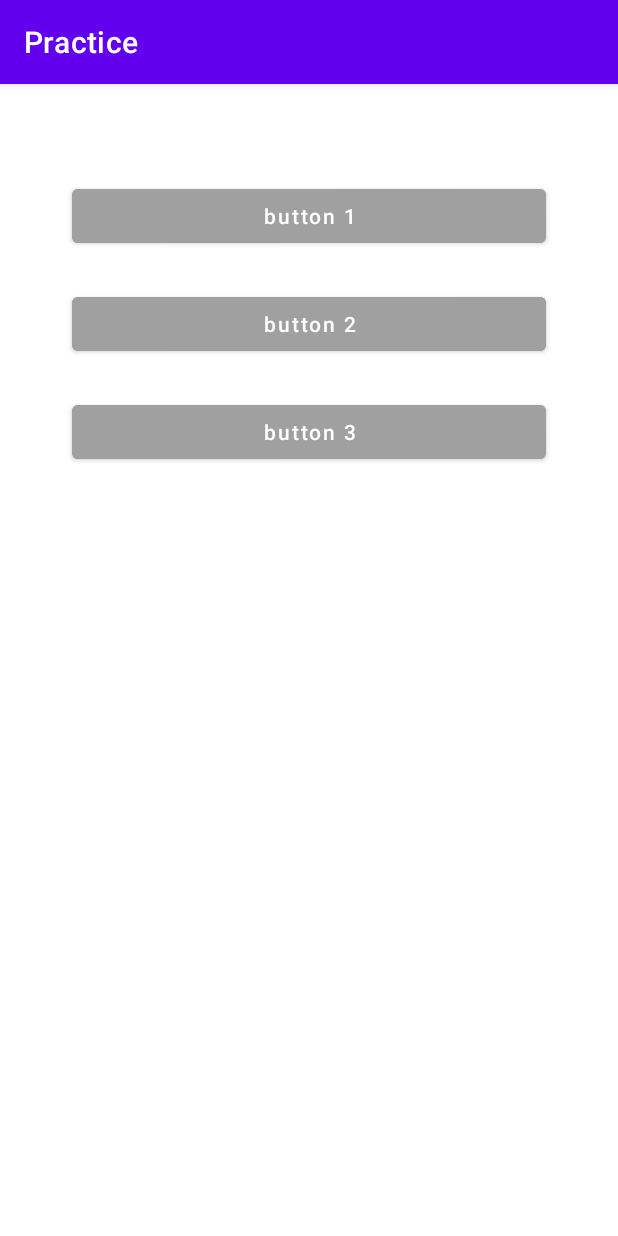
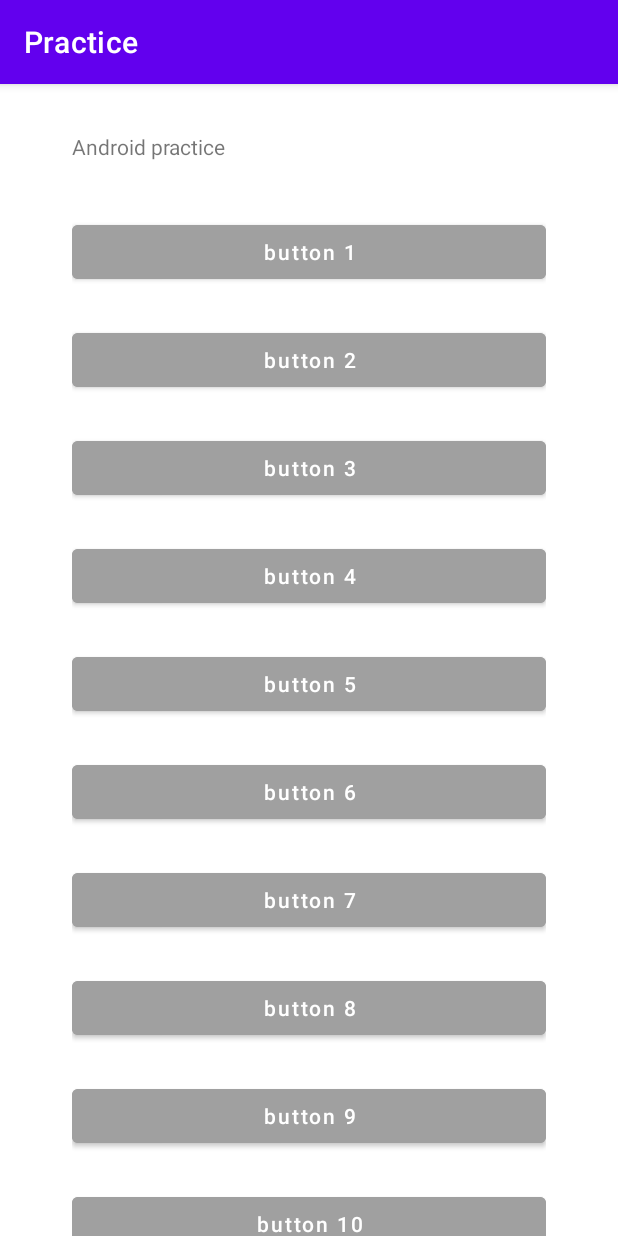
Before and after one commit to twc-android-bootcamp/Practice, an Android app: the screen it shows after launch (MainActivity), on a phone screen of 412 x 824 dp. Run offline under Robolectric (Android 15) with nearby library versions, the phone set to English and light mode, and no system bars.

Commit message:
frame-layout

```diff
--- a/app/src/main/res/layout/activity_main.xml
+++ b/app/src/main/res/layout/activity_main.xml
@@ -1,44 +1,121 @@
 <?xml version="1.0" encoding="utf-8"?>
-<LinearLayout xmlns:android="http://schemas.android.com/apk/res/android"
+<FrameLayout xmlns:android="http://schemas.android.com/apk/res/android"
     xmlns:tools="http://schemas.android.com/tools"
     android:layout_width="match_parent"
     android:layout_height="match_parent"
-    android:orientation="vertical"
     tools:context=".MainActivity">
+
+    <TextView
+        android:layout_width="wrap_content"
+        android:layout_height="wrap_content"
+        android:layout_marginStart="@dimen/margin_48"
+        android:layout_marginTop="@dimen/margin_32"
+        android:text="@string/android_practice" />
+
+    <ScrollView
+        android:layout_width="match_parent"
+        android:layout_height="match_parent"
+        android:layout_marginTop="@dimen/margin_64"
+        android:overScrollMode="never"
+        android:scrollbars="none">
+
+        <LinearLayout
+            android:layout_width="match_parent"
+            android:layout_height="wrap_content"
+            android:layout_marginStart="@dimen/margin_48"
+            android:layout_marginEnd="@dimen/margin_48"
+            android:orientation="vertical">
 
             <Button
                 android:id="@+id/button_1"
                 android:layout_width="match_parent"
                 android:layout_height="wrap_content"
+                android:layout_marginTop="@dimen/margin_24"
+                android:backgroundTint="@color/gray"
                 android:text="@string/button_1"
-        android:textAllCaps="false"
-        android:backgroundTint="@color/gray"
-        android:layout_marginTop="@dimen/margin_64"
-        android:layout_marginStart="@dimen/margin_48"
-        android:layout_marginEnd="@dimen/margin_48"
-        />
+                android:textAllCaps="false" />
 
             <Button
                 android:id="@+id/button_2"
                 android:layout_width="match_parent"
                 android:layout_height="wrap_content"
+                android:layout_marginTop="@dimen/margin_24"
+                android:backgroundTint="@color/gray"
                 android:text="@string/button_2"
-        android:textAllCaps="false"
-        android:backgroundTint="@color/gray"
-        android:layout_marginTop="@dimen/margin_24"
-        android:layout_marginStart="@dimen/margin_48"
-        android:layout_marginEnd="@dimen/margin_48"
-        />
+                android:textAllCaps="false" />
 
             <Button
                 android:id="@+id/button_3"
                 android:layout_width="match_parent"
                 android:layout_height="wrap_content"
+                android:layout_marginTop="@dimen/margin_24"
+                android:backgroundTint="@color/gray"
                 android:text="@string/button_3"
-        android:textAllCaps="false"
+                android:textAllCaps="false" />
+
+            <Button
+                android:id="@+id/button_4"
+                android:layout_width="match_parent"
+                android:layout_height="wrap_content"
+                android:layout_marginTop="@dimen/margin_24"
                 android:backgroundTint="@color/gray"
+                android:text="@string/button_4"
+                android:textAllCaps="false" />
+
+            <Button
+                android:id="@+id/button_5"
+                android:layout_width="match_parent"
+                android:layout_height="wrap_content"
                 android:layout_marginTop="@dimen/margin_24"
-        android:layout_marginStart="@dimen/margin_48"
-        android:layout_marginEnd="@dimen/margin_48"
-        />
+                android:backgroundTint="@color/gray"
+                android:text="@string/button_5"
+                android:textAllCaps="false" />
+
+            <Button
+                android:id="@+id/button_6"
+                android:layout_width="match_parent"
+                android:layout_height="wrap_content"
+                android:layout_marginTop="@dimen/margin_24"
+                android:backgroundTint="@color/gray"
+                android:text="@string/button_6"
+                android:textAllCaps="false" />
+
+            <Button
+                android:id="@+id/button_7"
+                android:layout_width="match_parent"
+                android:layout_height="wrap_content"
+                android:layout_marginTop="@dimen/margin_24"
+                android:backgroundTint="@color/gray"
+                android:text="@string/button_7"
+                android:textAllCaps="false" />
+
+            <Button
+                android:id="@+id/button_8"
+                android:layout_width="match_parent"
+                android:layout_height="wrap_content"
+                android:layout_marginTop="@dimen/margin_24"
+                android:backgroundTint="@color/gray"
+                android:text="@string/button_8"
+                android:textAllCaps="false" />
+
+            <Button
+                android:id="@+id/button_9"
+                android:layout_width="match_parent"
+                android:layout_height="wrap_content"
+                android:layout_marginTop="@dimen/margin_24"
+                android:backgroundTint="@color/gray"
+                android:text="@string/button_9"
+                android:textAllCaps="false" />
+
+            <Button
+                android:id="@+id/button_10"
+                android:layout_width="match_parent"
+                android:layout_height="wrap_content"
+                android:layout_marginTop="@dimen/margin_24"
+                android:backgroundTint="@color/gray"
+                android:text="@string/button_10"
+                android:textAllCaps="false" />
         </LinearLayout>
+    </ScrollView>
+
+</FrameLayout>
--- a/app/src/main/res/values/strings.xml
+++ b/app/src/main/res/values/strings.xml
@@ -3,4 +3,12 @@
     <string name="button_1">button 1</string>
     <string name="button_2">button 2</string>
     <string name="button_3">button 3</string>
+    <string name="button_4">button 4</string>
+    <string name="button_5">button 5</string>
+    <string name="button_6">button 6</string>
+    <string name="button_7">button 7</string>
+    <string name="button_8">button 8</string>
+    <string name="button_9">button 9</string>
+    <string name="button_10">button 10</string>
+    <string name="android_practice">Android practice</string>
 </resources>
```
Also changed, not shown: 2 other files. Lines whose indentation alone changed are shown as unchanged.
